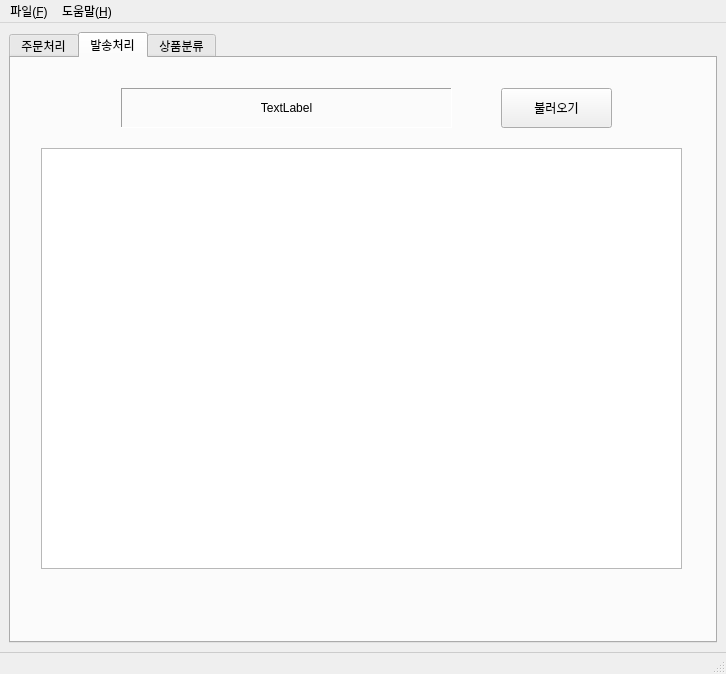
Peanut0711/easy-fulfill, file ui/main_window.ui: the form before one commit.
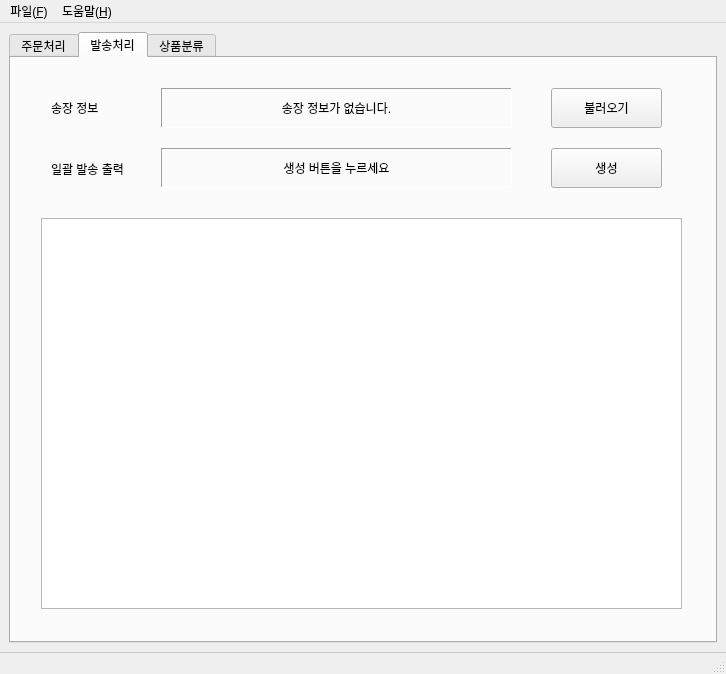
The form after the commit. The open tabs and pages were chosen to show the change.

Patch:
```diff
--- a/ui/main_window.ui
+++ b/ui/main_window.ui
@@ -134,9 +134,9 @@
        <widget class="QLabel" name="label_invoice">
         <property name="geometry">
          <rect>
-          <x>110</x>
+          <x>150</x>
           <y>30</y>
-          <width>331</width>
+          <width>351</width>
           <height>40</height>
          </rect>
         </property>
@@ -147,7 +147,7 @@
          <enum>QFrame::Shadow::Sunken</enum>
         </property>
         <property name="text">
-         <string>TextLabel</string>
+         <string>송장 정보가 없습니다.</string>
         </property>
         <property name="alignment">
          <set>Qt::AlignmentFlag::AlignCenter</set>
@@ -156,7 +156,7 @@
        <widget class="QPushButton" name="pushButton_load_invoice">
         <property name="geometry">
          <rect>
-          <x>490</x>
+          <x>540</x>
           <y>30</y>
           <width>111</width>
           <height>40</height>
@@ -170,9 +170,9 @@
         <property name="geometry">
          <rect>
           <x>30</x>
-          <y>90</y>
+          <y>160</y>
           <width>641</width>
-          <height>421</height>
+          <height>391</height>
          </rect>
         </property>
         <property name="sizePolicy">
@@ -188,6 +188,67 @@
          <enum>QFrame::Shadow::Plain</enum>
         </property>
        </widget>
+       <widget class="QLabel" name="label">
+        <property name="geometry">
+         <rect>
+          <x>40</x>
+          <y>30</y>
+          <width>61</width>
+          <height>40</height>
+         </rect>
+        </property>
+        <property name="text">
+         <string>송장 정보</string>
+        </property>
+       </widget>
+       <widget class="QPushButton" name="pushButton_generate_invoice">
+        <property name="geometry">
+         <rect>
+          <x>540</x>
+          <y>90</y>
+          <width>111</width>
+          <height>40</height>
+         </rect>
+        </property>
+        <property name="text">
+         <string>생성</string>
+        </property>
+       </widget>
+       <widget class="QLabel" name="label_generate_invoice">
+        <property name="geometry">
+         <rect>
+          <x>150</x>
+          <y>90</y>
+          <width>351</width>
+          <height>40</height>
+         </rect>
+        </property>
+        <property name="frameShape">
+         <enum>QFrame::Shape::Panel</enum>
+        </property>
+        <property name="frameShadow">
+         <enum>QFrame::Shadow::Sunken</enum>
+        </property>
+        <property name="text">
+         <string>생성 버튼을 누르세요</string>
+        </property>
+        <property name="alignment">
+         <set>Qt::AlignmentFlag::AlignCenter</set>
+        </property>
+       </widget>
+       <widget class="QLabel" name="label_2">
+        <property name="geometry">
+         <rect>
+          <x>40</x>
+          <y>90</y>
+          <width>91</width>
+          <height>41</height>
+         </rect>
+        </property>
+        <property name="text">
+         <string>일괄 발송 출력</string>
+        </property>
+       </widget>
       </widget>
       <widget class="QWidget" name="tab_2">
        <attribute name="title">
```
Left out of the diff: 2 changed lines with no effect on the pictures.
